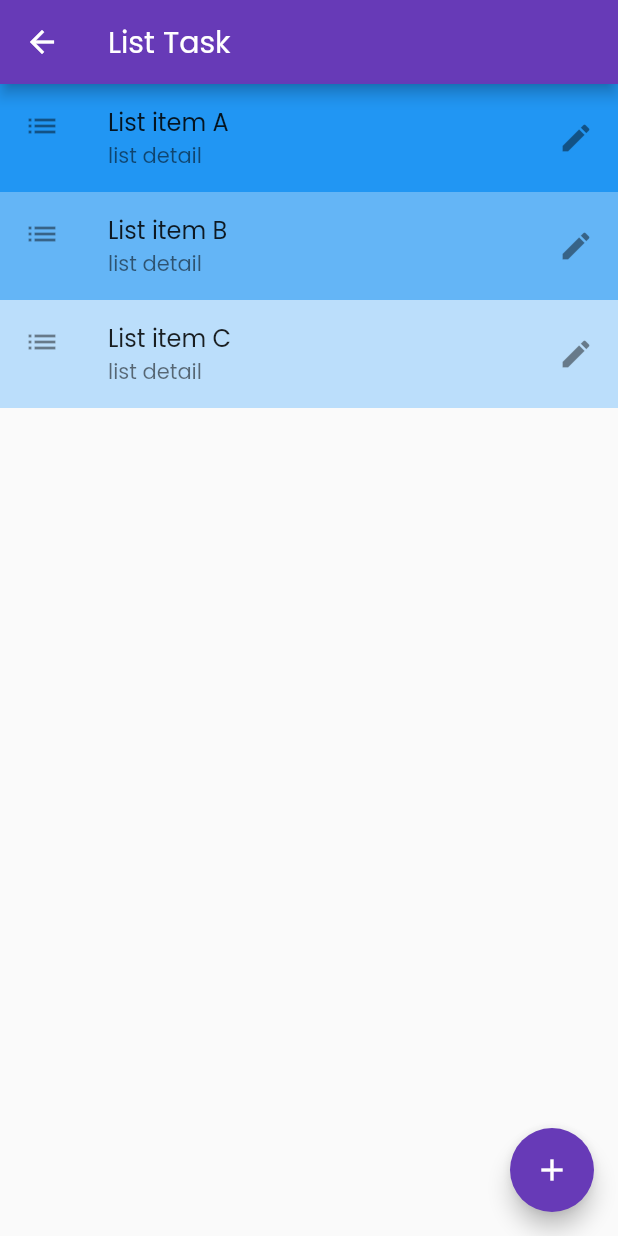
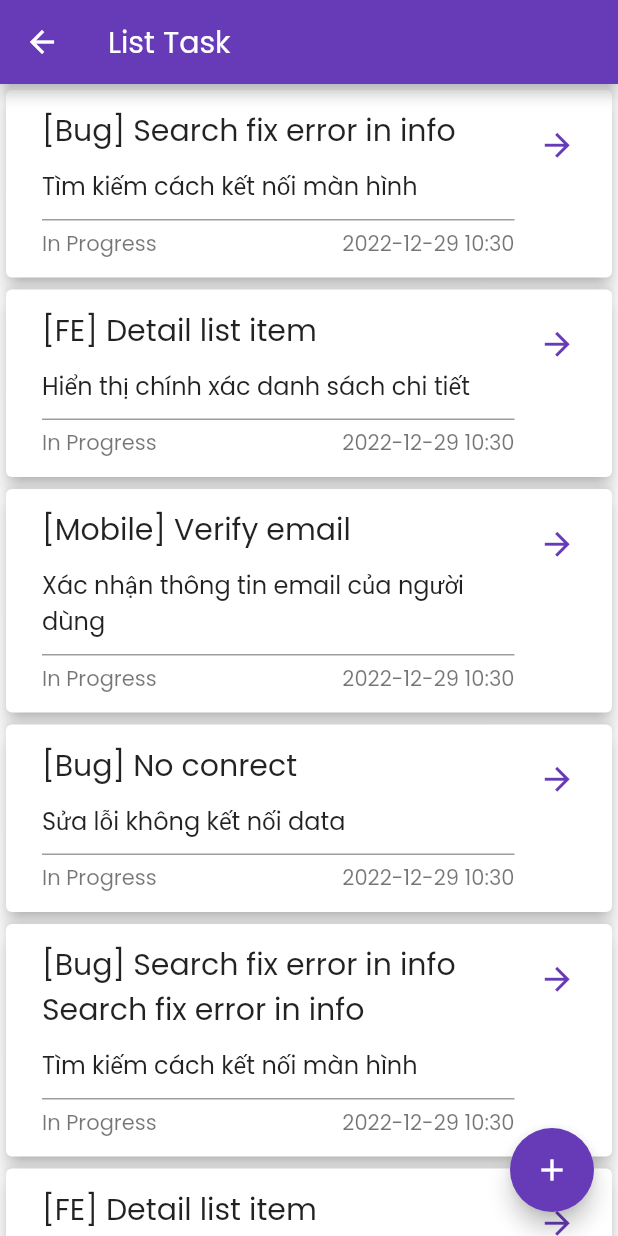
Before and after one commit to quyds/manager_apps, a Flutter app: the screen it shows after launch, after a tap on "In Progress", on a phone screen of 412 x 824 dp. Run offline on Flutter 3.47's test engine with Material 2 defaults, Android fonts, the phone set to English and light mode, and no system bars.

Commit message:
list task, login

```diff
--- a/lib/main.dart
+++ b/lib/main.dart
@@ -11,6 +11,9 @@ class MyApp extends StatelessWidget {
 
   @override
   Widget build(BuildContext context) {
+    // final userRespository = UserRespository();
+    // userRespository.createUserWithEmailAndPassword(
+    //     "quy123111@gmail.com", "123456");
     return MaterialApp(
       theme: ThemeData(primarySwatch: Colors.deepPurple, fontFamily: 'Poppins'),
       home: const MainPage(),
--- a/lib/models/task_model.dart
+++ b/lib/models/task_model.dart
@@ -2,8 +2,17 @@ class Task {
   late final int id;
   late final String title;
   late final String description;
-  late final int estimateTime;
-  late final int completeTime;
-  late final DateTime date;
+  late final String estimateTime;
+  late final String completeTime;
+  late final String date;
+  late final String state;
   late final String employee;
+
+  Task(this.id, this.title, this.description, this.estimateTime,
+      this.completeTime, this.date);
+
+  @override
+  String toString() {
+    return '$title $description $estimateTime $completeTime';
+  }
 }
--- a/lib/net/data.dart
+++ b/lib/net/data.dart
@@ -1 +1,62 @@
-const CATEGORIES = [];
+class DataTasks {
+  static const String AppName = "Task Management";
+  static const List<String> Task_Title = [
+    "[Bug] Search fix error in info",
+    "[FE] Detail list item",
+    "[Mobile] Verify email",
+    "[Bug] No conrect",
+    "[Bug] Search fix error in info Search fix error in info",
+    "[FE] Detail list item",
+    "[Mobile] Verify email",
+    "[Bug] No conrect No conrect No conrect No conrect",
+    "[Bug] Search fix error in info",
+    "[FE] Detail list item",
+    "[Mobile] Verify email",
+    "[Bug] No conrect",
+  ];
+
+  static const List<String> Task_Description = [
+    "Tìm kiếm cách kết nối màn hình",
+    "Hiển thị chính xác danh sách chi tiết",
+    "Xác nhận thông tin email của người dùng",
+    "Sửa lỗi không kết nối data",
+    "Tìm kiếm cách kết nối màn hình",
+    "Hiển thị chính xác danh sách chi tiết Hiển thị chính xác danh sách chi tiết",
+    "Xác nhận thông tin email của người dùng Xác nhận thông tin email của người dùng",
+    "Sửa lỗi không kết nối data",
+    "Tìm kiếm cách kết nối màn hình",
+    "Hiển thị chính xác danh sách chi tiết",
+    "Xác nhận thông tin email của người dùng",
+    "Sửa lỗi không kết nối data Sửa lỗi không kết nối data",
+  ];
+
+  static const List<String> Task_EstimateTime = [
+    "5",
+    "2",
+    "2",
+    "8",
+    "5",
+    "2",
+    "2",
+    "8",
+    "5",
+    "2",
+    "2",
+    "8",
+  ];
+
+  static const List<String> Task_CompleteTime = [
+    "5",
+    "2",
+    "2",
+    "8",
+    "5",
+    "2",
+    "2",
+    "8",
+    "5",
+    "2",
+    "2",
+    "8",
+  ];
+}
--- a/lib/route_generator.dart
+++ b/lib/route_generator.dart
@@ -1,4 +1,6 @@
 import 'package:flutter/material.dart';
+import 'package:manager_apps/views/auth/login_page.dart';
+import 'package:manager_apps/views/auth/register_page.dart';
 import 'package:manager_apps/views/list_task_page.dart';
 
 import 'views/home_page.dart';
@@ -13,6 +15,10 @@ class RouteGenerator {
         return MaterialPageRoute(builder: (context) => CreateTaskPage());
       case ('/ListTask'):
         return MaterialPageRoute(builder: (context) => ListTaskPage());
+      case ('/LogIn'):
+        return MaterialPageRoute(builder: (context) => LogIn());
+      case ('/Register'):
+        return MaterialPageRoute(builder: (context) => Register());
       default:
         return MaterialPageRoute(
           builder: (context) => Scaffold(
--- a/lib/views/list_task_page.dart
+++ b/lib/views/list_task_page.dart
@@ -1,17 +1,14 @@
 import 'package:flutter/material.dart';
-import 'package:flutter/src/widgets/container.dart';
-import 'package:flutter/src/widgets/framework.dart';
+import 'package:intl/intl.dart';
+import 'package:manager_apps/models/task_model.dart';
+import '../net/data.dart';
+import 'widgets/task_item.dart';
 
-class ListTaskPage extends StatefulWidget {
-  const ListTaskPage({super.key});
-
-  @override
-  State<ListTaskPage> createState() => _ListTaskPageState();
-}
-
-class _ListTaskPageState extends State<ListTaskPage> {
-  final List<String> entries = <String>['A', 'B', 'C'];
-  final List<int> colorCodes = <int>[500, 300, 100];
+class ListTaskPage extends StatelessWidget {
+  late List<Task> allTasks;
+  ListTaskPage() {
+    allTasks = prepareData();
+  }
 
   @override
   Widget build(BuildContext context) {
@@ -19,19 +16,14 @@ class _ListTaskPageState extends State<ListTaskPage> {
       appBar: AppBar(
         title: Text('List Task'),
       ),
-      body: ListView.builder(
-        itemCount: entries.length,
-        itemBuilder: (BuildContext context, int index) {
-          return Container(
-            color: Colors.blue[colorCodes[index]],
-            child: ListTile(
-              leading: const Icon(Icons.list),
-              trailing: Icon(Icons.edit),
-              title: Text("List item ${entries[index]}"),
-              subtitle: Text('list detail'),
-            ),
-          );
-        },
+      body: Center(
+        child: ListView.builder(
+            itemCount: allTasks.length,
+            itemBuilder: ((context, index) {
+              return TaskItem(
+                listedTask: allTasks[index],
+              );
+            })),
       ),
       floatingActionButton: FloatingActionButton(
         onPressed: () {
@@ -41,4 +33,21 @@ class _ListTaskPageState extends State<ListTaskPage> {
       ),
     );
   }
+
+  List<Task> prepareData() {
+    List<Task> all = [];
+    int lenght = DataTasks.Task_Title.length;
+    for (int i = 0; i < lenght - 1; i++) {
+      int taskId = i + 1;
+      var taskTitle = DataTasks.Task_Title[i];
+      var taskDesciption = DataTasks.Task_Description[i];
+      var taskEstimateTime = DataTasks.Task_EstimateTime[i];
+      var taskCompleteTime = DataTasks.Task_CompleteTime[i];
+      String taskDate = DateFormat('yyyy-MM-dd hh:mm').format(DateTime.now());
+      Task addTask = Task(taskId, taskTitle, taskDesciption, taskEstimateTime,
+          taskCompleteTime, taskDate);
+      all.add(addTask);
+    }
+    return all;
+  }
 }
--- /dev/null
+++ b/lib/views/widgets/task_item.dart
@@ -0,0 +1,62 @@
+import 'package:flutter/material.dart';
+import 'package:manager_apps/models/task_model.dart';
+
+class TaskItem extends StatelessWidget {
+  final Task listedTask;
+  const TaskItem({required this.listedTask, super.key});
+
+  @override
+  Widget build(BuildContext context) {
+    var myTextStyle = Theme.of(context).textTheme;
+    return Card(
+      elevation: 5,
+      child: Padding(
+        padding: const EdgeInsets.all(8.0),
+        child: ListTile(
+          onTap: () {
+            Navigator.of(context)
+                .pushNamed('/TaskDetail', arguments: listedTask);
+          },
+          // leading: Icon(Icons.task),
+          title: Text(
+            listedTask.title,
+            style: myTextStyle.headline6,
+          ),
+          subtitle: Container(
+            margin: EdgeInsets.only(top: 10),
+            child: Column(
+              crossAxisAlignment: CrossAxisAlignment.start,
+              children: [
+                Text(
+                  listedTask.description,
+                  style: myTextStyle.subtitle1,
+                ),
+                Container(
+                  margin: EdgeInsets.only(top: 10),
+                  padding: EdgeInsets.only(top: 5),
+                  decoration: BoxDecoration(
+                    border: Border(
+                      top: BorderSide(
+                        color: Colors.grey,
+                        width: 1.0,
+                      ),
+                    ),
+                  ),
+                  child: Row(
+                    mainAxisAlignment: MainAxisAlignment.spaceBetween,
+                    children: [Text("In Progress"), Text('${listedTask.date}')],
+                  ),
+                )
+              ],
+            ),
+          ),
+          trailing: Icon(
+            Icons.arrow_forward,
+            color: Colors.deepPurple,
+            size: 25,
+          ),
+        ),
+      ),
+    );
+  }
+}
```
Also changed, not shown: lib/core/extensions/date_format.dart (added, +13 -0 lines), lib/core/repositories/user_repository.dart (added, +42 -0 lines), lib/views/account_page.dart (+9 -5 lines), lib/views/auth/login_page.dart (added, +99 -0 lines), lib/views/auth/register_page.dart (added, +104 -0 lines), 1 other file.
